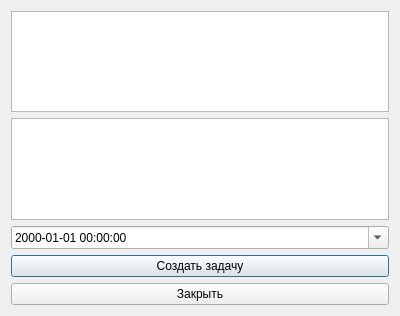
The window that createTask.ui (Arslan9191/taskhub) describes before a commit, drawn with Qt 5.
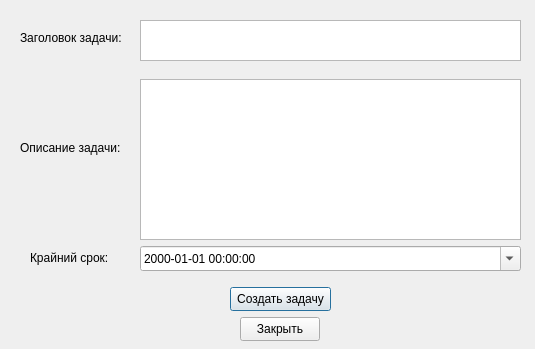
The same window after the commit.

Patch:
```diff
--- a/createTask.ui
+++ b/createTask.ui
@@ -6,22 +6,62 @@
    <rect>
     <x>0</x>
     <y>0</y>
-    <width>400</width>
-    <height>316</height>
+    <width>535</width>
+    <height>349</height>
    </rect>
   </property>
   <property name="windowTitle">
    <string>Создание задачи</string>
   </property>
-  <layout class="QVBoxLayout" name="verticalLayout">
-   <item>
-    <widget class="QTextEdit" name="titleTaskEdit"/>
-   </item>
-   <item>
-    <widget class="QTextEdit" name="descriptionTaskEdit"/>
-   </item>
-   <item>
+  <widget class="QTextEdit" name="titleTaskEdit">
+   <property name="geometry">
+    <rect>
+     <x>140</x>
+     <y>20</y>
+     <width>381</width>
+     <height>41</height>
+    </rect>
+   </property>
+   <property name="html">
+    <string>&lt;!DOCTYPE HTML PUBLIC &quot;-//W3C//DTD HTML 4.0//EN&quot; &quot;http://www.w3.org/TR/REC-html40/strict.dtd&quot;&gt;
+&lt;html&gt;&lt;head&gt;&lt;meta name=&quot;qrichtext&quot; content=&quot;1&quot; /&gt;&lt;meta charset=&quot;utf-8&quot; /&gt;&lt;style type=&quot;text/css&quot;&gt;
+p, li { white-space: pre-wrap; }
+hr { height: 1px; border-width: 0; }
+li.unchecked::marker { content: &quot;\2610&quot;; }
+li.checked::marker { content: &quot;\2612&quot;; }
+&lt;/style&gt;&lt;/head&gt;&lt;body style=&quot; font-family:'Segoe UI'; font-size:9pt; font-weight:400; font-style:normal;&quot;&gt;
+&lt;p style=&quot;-qt-paragraph-type:empty; margin-top:0px; margin-bottom:0px; margin-left:0px; margin-right:0px; -qt-block-indent:0; text-indent:0px;&quot;&gt;&lt;br /&gt;&lt;/p&gt;&lt;/body&gt;&lt;/html&gt;</string>
+   </property>
+  </widget>
+  <widget class="QTextEdit" name="descriptionTaskEdit">
+   <property name="geometry">
+    <rect>
+     <x>140</x>
+     <y>79</y>
+     <width>381</width>
+     <height>161</height>
+    </rect>
+   </property>
+   <property name="html">
+    <string>&lt;!DOCTYPE HTML PUBLIC &quot;-//W3C//DTD HTML 4.0//EN&quot; &quot;http://www.w3.org/TR/REC-html40/strict.dtd&quot;&gt;
+&lt;html&gt;&lt;head&gt;&lt;meta name=&quot;qrichtext&quot; content=&quot;1&quot; /&gt;&lt;meta charset=&quot;utf-8&quot; /&gt;&lt;style type=&quot;text/css&quot;&gt;
+p, li { white-space: pre-wrap; }
+hr { height: 1px; border-width: 0; }
+li.unchecked::marker { content: &quot;\2610&quot;; }
+li.checked::marker { content: &quot;\2612&quot;; }
+&lt;/style&gt;&lt;/head&gt;&lt;body style=&quot; font-family:'Segoe UI'; font-size:9pt; font-weight:400; font-style:normal;&quot;&gt;
+&lt;p style=&quot;-qt-paragraph-type:empty; margin-top:0px; margin-bottom:0px; margin-left:0px; margin-right:0px; -qt-block-indent:0; text-indent:0px;&quot;&gt;&lt;br /&gt;&lt;/p&gt;&lt;/body&gt;&lt;/html&gt;</string>
+   </property>
+  </widget>
     <widget class="QDateTimeEdit" name="deadlineEdit">
+   <property name="geometry">
+    <rect>
+     <x>140</x>
+     <y>246</y>
+     <width>381</width>
+     <height>25</height>
+    </rect>
+   </property>
      <property name="displayFormat">
       <string>yyyy-MM-dd HH:mm:ss</string>
      </property>
@@ -29,22 +69,71 @@
       <bool>true</bool>
      </property>
     </widget>
-   </item>
-   <item>
     <widget class="QPushButton" name="createTaskButton">
+   <property name="geometry">
+    <rect>
+     <x>230</x>
+     <y>287</y>
+     <width>101</width>
+     <height>24</height>
+    </rect>
+   </property>
      <property name="text">
       <string>Создать задачу</string>
      </property>
     </widget>
-   </item>
-   <item>
     <widget class="QPushButton" name="exitCreateTaskButton">
+   <property name="geometry">
+    <rect>
+     <x>240</x>
+     <y>317</y>
+     <width>80</width>
+     <height>24</height>
+    </rect>
+   </property>
      <property name="text">
       <string>Закрыть</string>
      </property>
     </widget>
-   </item>
-  </layout>
+  <widget class="QLabel" name="label">
+   <property name="geometry">
+    <rect>
+     <x>20</x>
+     <y>30</y>
+     <width>111</width>
+     <height>16</height>
+    </rect>
+   </property>
+   <property name="text">
+    <string>Заголовок задачи:</string>
+   </property>
+  </widget>
+  <widget class="QLabel" name="label_2">
+   <property name="geometry">
+    <rect>
+     <x>20</x>
+     <y>140</y>
+     <width>111</width>
+     <height>16</height>
+    </rect>
+   </property>
+   <property name="text">
+    <string>Описание задачи:</string>
+   </property>
+  </widget>
+  <widget class="QLabel" name="label_3">
+   <property name="geometry">
+    <rect>
+     <x>30</x>
+     <y>250</y>
+     <width>111</width>
+     <height>16</height>
+    </rect>
+   </property>
+   <property name="text">
+    <string>Крайний срок:</string>
+   </property>
+  </widget>
  </widget>
  <resources/>
  <connections/>
```
Lines whose indentation alone changed are shown as unchanged.
